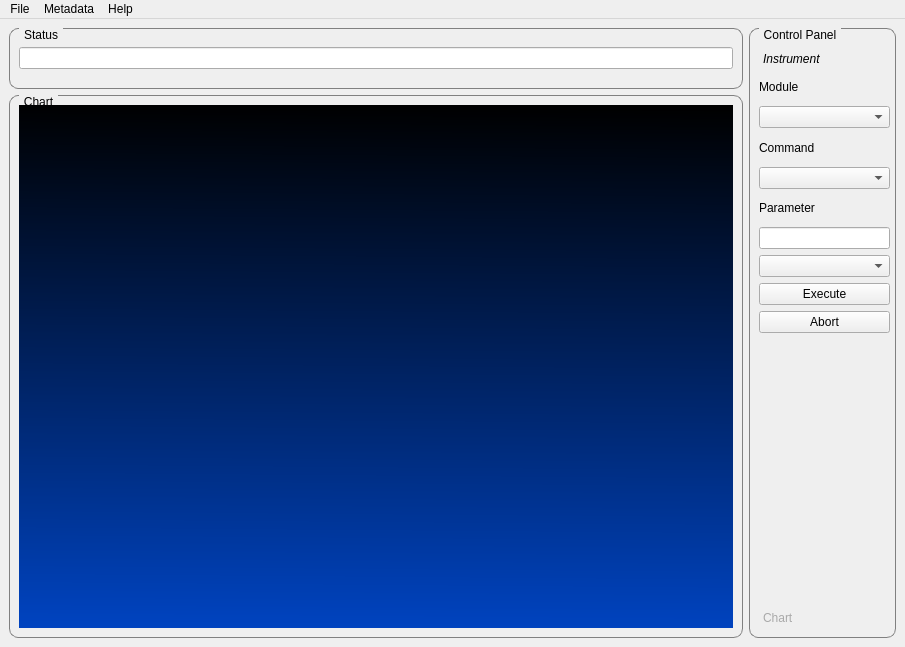
First picture: the form in core/ui/mainwindow.ui, repository mhorn71/StarbaseMini, before the edit.
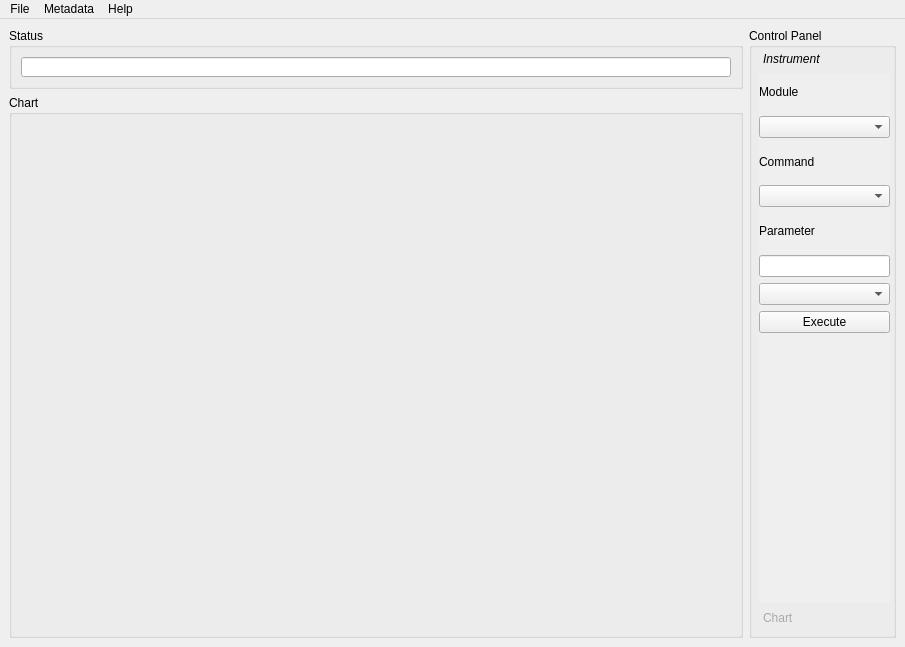
Second picture: the form after the edit. Icons and pictures are not drawn.

Commit message: Corrected file name for nixStyle.css, removed stylesheets from mainwindow.ui file updated mainwindow.py

Diff of the .ui file:
```diff
--- a/core/ui/mainwindow.ui
+++ b/core/ui/mainwindow.ui
@@ -39,17 +39,7 @@
        </size>
       </property>
       <property name="styleSheet">
-       <string notr="true">QGroupBox {
-    border: 1px solid gray;
-    border-radius: 9px;
-    margin-top: 0.5em;
-}
-
-QGroupBox::title {
-    subcontrol-origin: margin;
-    left: 10px;
-    padding: 0 3px 0 3px;
-}</string>
+       <string notr="true"/>
       </property>
       <property name="title">
        <string>Status</string>
@@ -89,17 +79,7 @@
        </size>
       </property>
       <property name="styleSheet">
-       <string notr="true">QGroupBox {
-    border: 1px solid gray;
-    border-radius: 9px;
-    margin-top: 0.5em;
-}
-
-QGroupBox::title {
-    subcontrol-origin: margin;
-    left: 10px;
-    padding: 0 3px 0 3px;
-}</string>
+       <string notr="true"/>
       </property>
       <property name="title">
        <string>Control Panel</string>
@@ -213,13 +193,6 @@
                </property>
               </widget>
              </item>
-             <item row="8" column="0">
-              <widget class="QPushButton" name="abortButton">
-               <property name="text">
-                <string>Abort</string>
-               </property>
-              </widget>
-             </item>
             </layout>
            </widget>
           </widget>
@@ -251,17 +224,7 @@
        </sizepolicy>
       </property>
       <property name="styleSheet">
-       <string notr="true">QGroupBox {
-    border: 1px solid gray;
-    border-radius: 9px;
-    margin-top: 0.5em;
-}
-
-QGroupBox::title {
-    subcontrol-origin: margin;
-    left: 10px;
-    padding: 0 3px 0 3px;
-}</string>
+       <string notr="true"/>
       </property>
       <property name="title">
        <string>Chart</string>
@@ -276,13 +239,7 @@
           </sizepolicy>
          </property>
          <property name="styleSheet">
-          <string notr="true">QWidget {color:
-qlineargradient(spread:pad, x1:0.497872, y1:0, x2:0.485106, y2:1, stop:0 rgba(0, 67, 191, 255), stop:1 rgba(0, 0, 0, 255));
-background: qlineargradient( x1:0.497872, y1:0, x2:0.485106, y2:1, stop:0 #000, stop:1 #0043BF);
-background-image: url(images/background.png);
-background-position:center;
-background-repeat:no-repeat;
-}</string>
+          <string notr="true"/>
          </property>
          <layout class="QVBoxLayout" name="mplvl"/>
         </widget>
```
Left out of the diff: 4 changed lines with no effect on the pictures. The commit also changes 2 other files.
